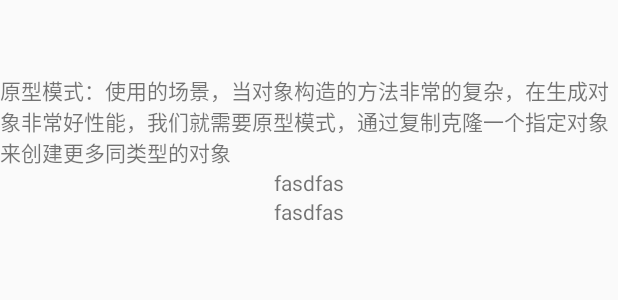
After one commit to Shimingli/AndriodDesignPattern, an Android app: the layout proto_type_model_fragment_layout.xml on its own in the app's theme, with its tools: preview values and no code run, on a phone screen of 412 x 824 dp. The commit adds this screen. Shown: the top 300 px of the screen. Run offline under Robolectric (Android 15) with nearby library versions, the phone set to English and light mode, and no system bars.

Commit message:
提交原型模式的代码

```diff
--- a/app/src/main/java/com/shiming/andrioddesignpattern/MainActivity.java
+++ b/app/src/main/java/com/shiming/andrioddesignpattern/MainActivity.java
@@ -10,6 +10,7 @@ import android.support.v7.app.AppCompatActivity;
 import com.flyco.tablayout.SlidingTabLayout;
 import com.shiming.andrioddesignpattern.ui.BuilderModelFragment;
 import com.shiming.andrioddesignpattern.ui.FactoryMethodModelFragment;
+import com.shiming.andrioddesignpattern.ui.ProtoTypeModelFragment;
 import com.shiming.andrioddesignpattern.ui.SingletonModelFragment;
 
 import java.util.ArrayList;
@@ -44,7 +45,7 @@ public class MainActivity extends AppCompatActivity {
         mFragments.add(new FactoryMethodModelFragment());
         mFragments.add(new SingletonModelFragment());
         mFragments.add(new BuilderModelFragment());
-        mFragments.add(new FactoryMethodModelFragment());
+        mFragments.add(new ProtoTypeModelFragment());
         mFragments.add(new FactoryMethodModelFragment());
         mFragments.add(new FactoryMethodModelFragment());
         mFragments.add(new FactoryMethodModelFragment());
--- /dev/null
+++ b/app/src/main/res/layout/proto_type_model_fragment_layout.xml
@@ -0,0 +1,35 @@
+<?xml version="1.0" encoding="utf-8"?>
+<ScrollView
+    xmlns:android="http://schemas.android.com/apk/res/android"
+    android:layout_width="match_parent"
+    android:layout_height="match_parent"
+    >
+
+    <LinearLayout
+        android:layout_width="match_parent"
+        android:layout_height="match_parent"
+        android:layout_marginTop="50dp"
+        android:gravity="center"
+        android:orientation="vertical"
+         >
+
+        <TextView
+            android:layout_width="wrap_content"
+            android:layout_height="wrap_content"
+            android:text="@string/prototype"/>
+
+        <TextView
+            android:id="@+id/tv"
+            android:layout_width="wrap_content"
+            android:layout_height="wrap_content"
+            android:layout_centerInParent="true"
+            android:text="fasdfas"/>
+
+        <TextView
+            android:id="@+id/tv2"
+            android:layout_width="wrap_content"
+            android:layout_height="wrap_content"
+            android:layout_centerInParent="true"
+            android:text="fasdfas"/>
+    </LinearLayout>
+</ScrollView>
--- a/app/src/main/res/values/strings.xml
+++ b/app/src/main/res/values/strings.xml
@@ -4,7 +4,7 @@
     <string name="all_order_tab1">工厂方法模式</string>
     <string name="all_order_tab2">单利模式</string>
     <string name="all_order_tab3">建造者模式</string>
-    <string name="all_order_tab4">待确认</string>
+    <string name="all_order_tab4">原型模式</string>
     <string name="all_order_tab5">已完成</string>
     <string name="all_order_tab6">问题单</string>
     <string name="all_order_tab7">过期/取消</string>
@@ -14,4 +14,5 @@
     <string name="factory">在实际开发过程中我们都习惯于直接使用 new 关键字用来创建一个对象，可是有时候对象的创造需要一系列的步骤：你可能需要计算或取得对象的初始设置；选择生成哪个子对象实例；或在生成你需要的对象之前必须先生成一些辅助功能的对象，这个时候就需要了解该对象创建的细节，也就是说使用的地方与该对象的实现耦合在了一起，不利于扩展，为了解决这个问题就需要用到我们的工厂方法模式，它适合那些创建复杂的对象的场景，工厂方法模式也是一个使用频率很高的设计模式。</string>
     <string name="singleton">一、作用 单例模式（Singleton）：保证一个类仅有一个实例，并提供一个访问它的全局访问点 二、适用场景 1. 应用中某个实例对象需要频繁的被访问。 2. 应用中每次启动只会存在一个实例。如账号系统，数据库系统。</string>
     <string name="builder">产品类：一般是一个较为复杂的对象，也就是说创建对象的过程比较复杂，一般会有比较多的代码量。在本类图中，产品类是一个具体的类，而非抽象类。实际编程中，产品类可以是由一个抽象类与它的不同实现组成，也可以是由多个抽象类与他们的实现组成。 抽象建造者：引入抽象建造者的目的，是为了将建造的具体过程交与它的子类来实现。这样更容易扩展。一般至少会有两个抽象方法，一个用来建造产品，一个是用来返回产品。 建造者：实现抽象类的所有未实现的方法，具体来说一般是两项任务：组建产品；返回组建好的产品。 导演类：负责调用适当的建造者来组建产品，导演类一般不与产品类发生依赖关系，与导演类直接交互的是建造者类。一般来说，导演类被用来封装程序中易变的部分。</string>
+    <string name="prototype">原型模式：使用的场景，当对象构造的方法非常的复杂，在生成对象非常好性能，我们就需要原型模式，通过复制克隆一个指定对象来创建更多同类型的对象</string>
 </resources>
```
Also changed, not shown: app/src/main/java/com/shiming/andrioddesignpattern/prototype_model/ConcreteProtoType.java (added, +11 -0 lines), app/src/main/java/com/shiming/andrioddesignpattern/prototype_model/ProtoType.java (added, +24 -0 lines), app/src/main/java/com/shiming/andrioddesignpattern/prototype_model/ProtoTypeArrayList.java (added, +35 -0 lines), app/src/main/java/com/shiming/andrioddesignpattern/prototype_model/ProtoTypeExtend.java (added, +25 -0 lines), app/src/main/java/com/shiming/andrioddesignpattern/ui/ProtoTypeModelFragment.java (added, +64 -0 lines).
